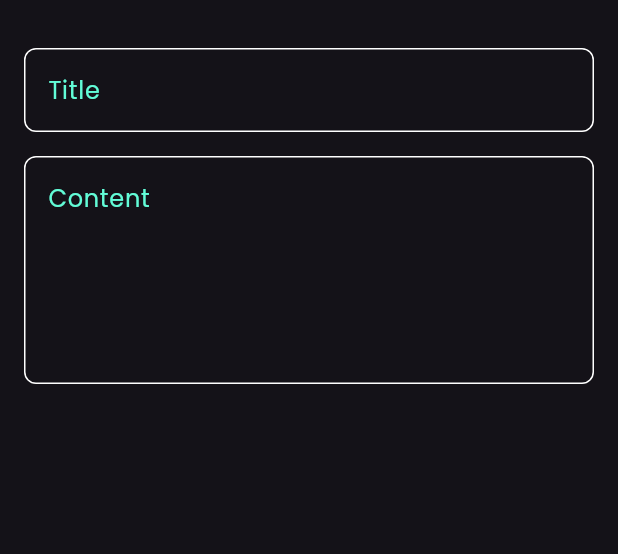
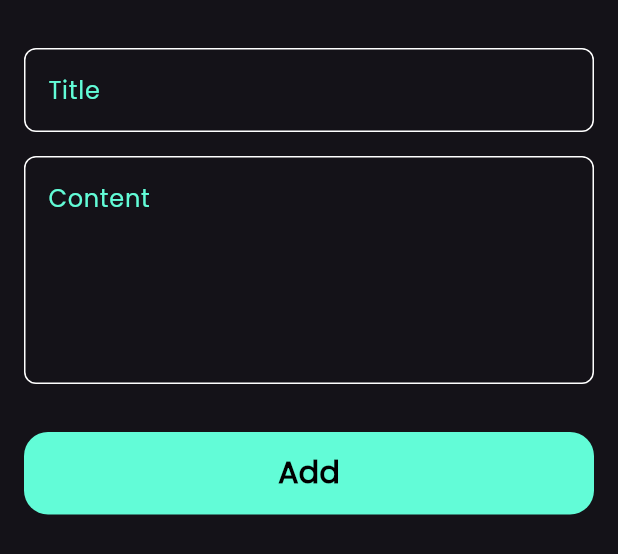
Before and after one commit to mostafa949/notes_app, a Flutter app: the AddNoteBottomSheet widget shown alone on an empty page, opened directly, on a phone screen of 412 x 824 dp. Shown: the top 554 px of the screen. Run offline on Flutter 3.47's test engine with Material 3 defaults, Android fonts, the phone set to English and light mode, and no system bars; our stand-ins replace font_awesome_flutter.

Commit message:
finish notes bottom sheet

```diff
--- a/lib/views/widgets/add_note_bottom_sheet.dart
+++ b/lib/views/widgets/add_note_bottom_sheet.dart
@@ -1,5 +1,6 @@
 import 'package:flutter/material.dart';
 
+import 'custom_button.dart';
 import 'custom_text_field.dart';
 
 class AddNoteBottomSheet extends StatelessWidget {
@@ -9,6 +10,7 @@ class AddNoteBottomSheet extends StatelessWidget {
   Widget build(BuildContext context) {
     return const Padding(
       padding: EdgeInsets.symmetric(horizontal: 16),
+      child: SingleChildScrollView(
         child: Column(
           children: [
             SizedBox(
@@ -24,7 +26,15 @@ class AddNoteBottomSheet extends StatelessWidget {
               hint: 'Content',
               maxLines: 5,
             ),
+            SizedBox(
+              height: 32,
+            ),
+            CustomButton(),
+            SizedBox(
+              height: 32,
+            )
           ],
+        ),
       ),
     );
   }
--- /dev/null
+++ b/lib/views/widgets/custom_button.dart
@@ -0,0 +1,26 @@
+import 'package:flutter/material.dart';
+
+import '../../constants.dart';
+
+class CustomButton extends StatelessWidget {
+  const CustomButton({super.key});
+
+  @override
+  Widget build(BuildContext context) {
+    return Container(
+      width: MediaQuery.of(context).size.width,
+      height: 55,
+      decoration: BoxDecoration(
+        color: KPrimaryColor,
+        borderRadius: BorderRadius.circular(16),
+      ),
+      child: const Center(
+        child: Text('Add',
+            style: TextStyle(
+                color: Colors.black,
+                fontSize: 20,
+                fontWeight: FontWeight.bold)),
+      ),
+    );
+  }
+}
```
Lines whose indentation alone changed are shown as unchanged.
